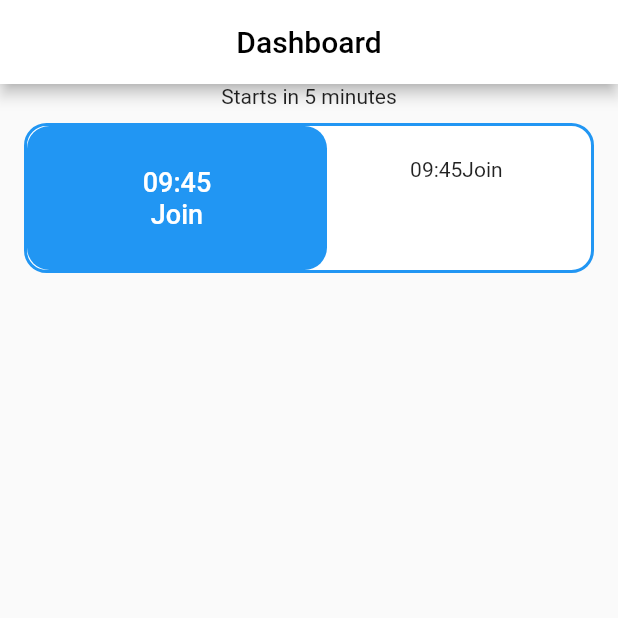
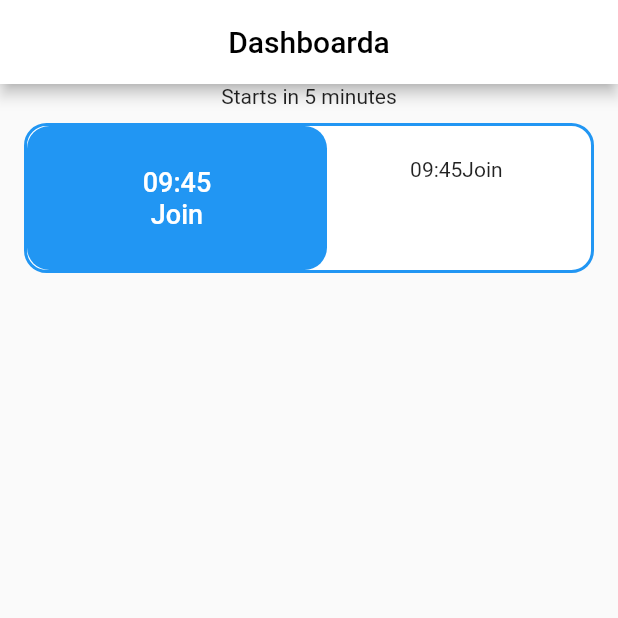
Before and after one commit to ailtondvieira/sobre-github, a Flutter app: the screen it shows after launch, on a phone screen of 412 x 824 dp, the top half of it. Run offline on Flutter 3.47's test engine with Material 2 defaults, Android fonts, the phone set to English and light mode, and no system bars.

Commit message:
Changed a letter.

```diff
--- a/lib/main.dart
+++ b/lib/main.dart
@@ -14,7 +14,7 @@ class HomePage extends StatelessWidget {
     return Scaffold(
       appBar: AppBar(
         title: const Text(
-          'Dashboard',
+          'Dashboarda',
           style: TextStyle(color: Colors.black),
         ),
         centerTitle: true,
```
